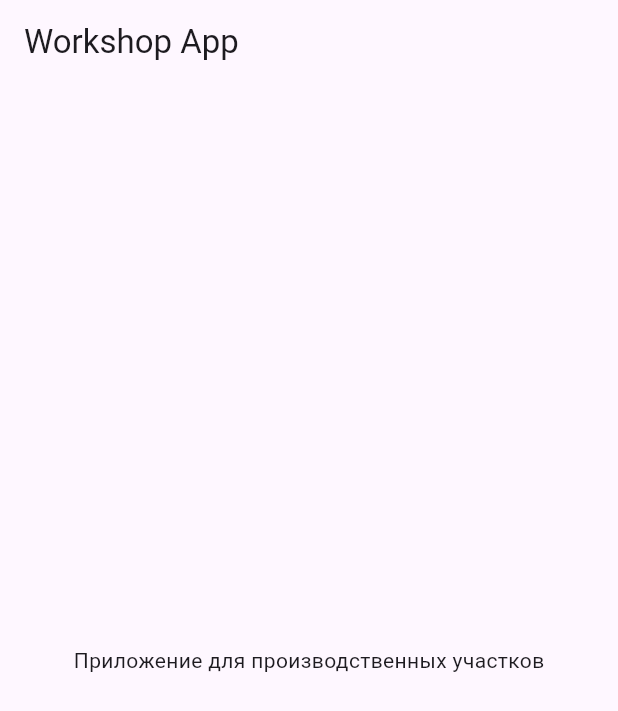
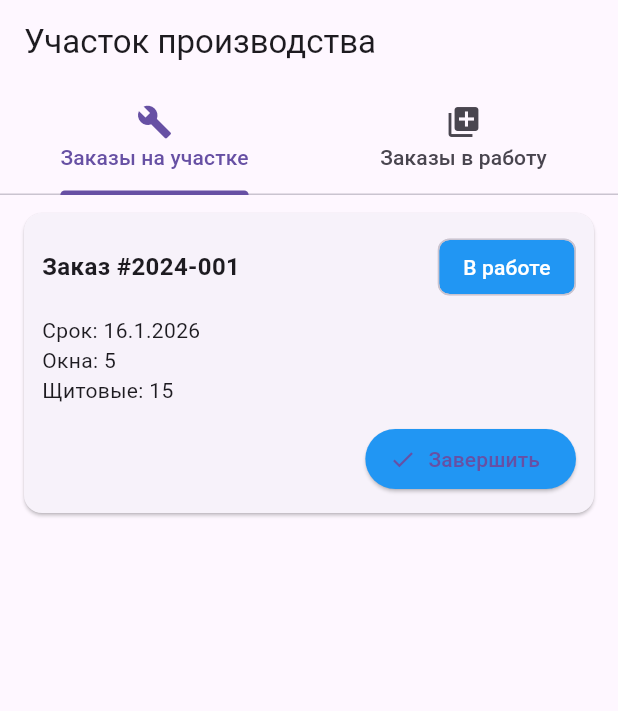
Before and after one commit to VictorNPisarev/KrG-Workshop_app, a Flutter app: the screen it shows after launch, on a phone screen of 412 x 824 dp. Shown: the top 711 px of the screen. Run offline on Flutter 3.47's test engine with Material 3 defaults, Android fonts, the light colour scheme and no system bars.

Commit message:
Добавил вкладки и кнопки Взять в работу и Завершить. Данные статичные тестовые

```diff
--- a/lib/main.dart
+++ b/lib/main.dart
@@ -1,4 +1,6 @@
+// lib/main.dart
 import 'package:flutter/material.dart';
+import 'screens/home_screen.dart'; // Добавляем импорт
 
 void main()
 {
@@ -18,25 +20,7 @@ class WorkshopApp extends StatelessWidget
                 primarySwatch: Colors.blue,
                 useMaterial3: true,
             ),
-            home: const PlaceholderScreen(),
+            home: const HomeScreen(), // Меняем на HomeScreen
         );
     }
 }
-
-class PlaceholderScreen extends StatelessWidget
-{
-    const PlaceholderScreen({super.key});
-
-    @override
-    Widget build(BuildContext context)
-    {
-        return Scaffold(
-            appBar: AppBar(
-                title: const Text('Workshop App'),
-            ),
-            body: const Center(
-                child: Text('Приложение для производственных участков'),
-            ),
-        );
-    }
-}
--- a/lib/models/order.dart
+++ b/lib/models/order.dart
@@ -10,6 +10,7 @@ class Order
     final bool econom;
     final bool claim;
     final bool onlyPayed;
+    final OrderStatus status;
 
     Order({
         required this.id,
@@ -22,6 +23,7 @@ class Order
         required this.econom,
         required this.claim,
         required this.onlyPayed,
+        required this.status,
     });
 
     // Метод для создания объекта из JSON (будет полезен позже)
@@ -50,6 +52,10 @@ class Order
             econom: json['econom'] as bool,
             claim: json['claim'] as bool,
             onlyPayed: json['onlyPayed'] as bool,
+            status: OrderStatus.values.firstWhere(
+                (status) => status.name == json['status'],
+                orElse: () => OrderStatus.pending,
+            ),
         );
     }
 
@@ -67,6 +73,7 @@ class Order
             'econom': econom,
             'claim': claim,
             'onlyPayed': onlyPayed,
+            'status': status,
         };
     }
 }
--- /dev/null
+++ b/lib/screens/home_screen.dart
@@ -0,0 +1,98 @@
+import '../models/order.dart';
+import '../widgets/order_card.dart';
+import 'package:flutter/material.dart';
+
+class HomeScreen extends StatefulWidget
+{
+    const HomeScreen({super.key});
+
+    @override
+    State<HomeScreen> createState() => _HomeScreenState();
+}
+
+class _HomeScreenState extends State<HomeScreen> with SingleTickerProviderStateMixin
+{
+    late TabController _tabController;
+
+    @override
+    void initState()
+    {
+        super.initState();
+        _tabController = TabController(length: 2, vsync: this);
+    }
+
+    @override
+    Widget build(BuildContext context)
+    {
+        return Scaffold(
+            appBar: AppBar(
+                title: const Text('Участок производства'),
+                bottom: TabBar(
+                    controller: _tabController,
+                    tabs: const [
+                        Tab(
+                            icon: Icon(Icons.build),
+                            text: 'Заказы на участке',
+                        ),
+                        Tab(
+                            icon: Icon(Icons.queue),
+                            text: 'Заказы в работу',
+                        ),
+                    ],
+                ),
+            ),
+            body: TabBarView(
+                controller: _tabController,
+                children: [
+                    // TODO: Заменим на реальные виджеты
+                    _buildPlaceholderContent('Заказы на участке'),
+                    _buildPlaceholderContent('Заказы в работу'),
+                ],
+            ),
+        );
+    }
+
+    Widget _buildPlaceholderContent(String title)
+    {
+        // Создаем тестовый заказ
+        final testOrder = Order(
+            id: 1,
+            orderNumber: '2024-001',
+            readyDate: DateTime.now().add(const Duration(days: 3)),
+            winCount: 5,
+            winArea: 10,
+            plateCount: 15,
+            plateArea: 5,
+            claim: false,
+            econom: false,
+            onlyPayed: false,
+            status: OrderStatus.inProgress,
+        );
+
+        return ListView(
+            padding: const EdgeInsets.all(8),
+            children: [
+                OrderCard(
+                    order: testOrder,
+                    showCompleteButton: title == 'Заказы на участке',
+                    showStartButton: title == '№№Заказы в работу',
+                    onCompletePressed: ()
+                    {
+                        print('Завершить заказ ${testOrder.orderNumber}');
+                    },
+                    onStartPressed: ()
+                    {
+                        print('Взять в работу заказ ${testOrder.orderNumber}');
+                    },
+                ),
+            ],
+        );
+    }
+
+    @override
+    void dispose()
+    {
+        _tabController.dispose();
+        super.dispose();
+    }
+}
--- /dev/null
+++ b/lib/widgets/order_card.dart
@@ -0,0 +1,127 @@
+import 'package:flutter/material.dart';
+import '../models/order.dart';
+
+class OrderCard extends StatelessWidget
+{
+    final Order order;
+    final VoidCallback? onCompletePressed;
+    final VoidCallback? onStartPressed;
+    final bool showCompleteButton;
+    final bool showStartButton;
+
+    const OrderCard({
+        super.key,
+        required this.order,
+        this.onCompletePressed,
+        this.onStartPressed,
+        this.showCompleteButton = false,
+        this.showStartButton = false,
+    });
+
+    @override
+    Widget build(BuildContext context)
+    {
+        return Card(
+            margin: const EdgeInsets.symmetric(
+                horizontal: 8,
+                vertical: 4,
+            ),
+            child: Padding(
+                padding: const EdgeInsets.all(12),
+                child: Column(
+                    crossAxisAlignment: CrossAxisAlignment.start,
+                    children: [
+                        // Заголовок с номером заказа и статусом
+                        Row(
+                            mainAxisAlignment: MainAxisAlignment.spaceBetween,
+                            children: [
+                                Text(
+                                    'Заказ #${order.orderNumber}',
+                                    style: const TextStyle(
+                                        fontSize: 16,
+                                        fontWeight: FontWeight.bold,
+                                    ),
+                                ),
+                                _buildStatusChip(order.status),
+                            ],
+                        ),
+
+                        const SizedBox(height: 8),
+
+                        // Информация о заказе
+                        Text('Срок: ${_formatDate(order.readyDate)}'),
+                        Text('Окна: ${order.winCount}'),
+                        Text('Щитовые: ${order.plateCount}'),
+
+                        // Кнопки действий (если нужны)
+                        if (showCompleteButton || showStartButton)
+                            _buildActionButtons(),
+                    ],
+                ),
+            ),
+        );
+    }
+
+    Widget _buildStatusChip(OrderStatus status)
+    {
+        Color chipColor;
+
+        switch (status)
+        {
+            case OrderStatus.pending:
+                chipColor = Colors.orange;
+                break;
+            case OrderStatus.inProgress:
+                chipColor = Colors.blue;
+                break;
+            case OrderStatus.completed:
+                chipColor = Colors.green;
+                break;
+        }
+
+        return Chip(
+            label: Text(
+                status.displayName,
+                style: const TextStyle(color: Colors.white),
+            ),
+            backgroundColor: chipColor,
+        );
+    }
+
+    Widget _buildActionButtons()
+    {
+        return Padding(
+            padding: const EdgeInsets.only(top: 12),
+            child: Row(
+                mainAxisAlignment: MainAxisAlignment.end,
+                children: [
+                    if (showStartButton)
+                        ElevatedButton.icon(
+                            onPressed: onStartPressed,
+                            icon: const Icon(Icons.play_arrow),
+                            label: const Text('Взять в работу'),
+                            style: ElevatedButton.styleFrom(
+                                backgroundColor: Colors.green,
+                            ),
+                        ),
+                    if (showCompleteButton && showStartButton)
+                        const SizedBox(width: 8),
+                    if (showCompleteButton)
+                        ElevatedButton.icon(
+                            onPressed: onCompletePressed,
+                            icon: const Icon(Icons.check),
+                            label: const Text('Завершить'),
+                            style: ElevatedButton.styleFrom(
+                                backgroundColor: Colors.blue,
+                            ),
+                        ),
+                ],
+            ),
+        );
+    }
+
+    String _formatDate(DateTime date)
+    {
+        return '${date.day}.${date.month}.${date.year}';
+    }
+}
```
